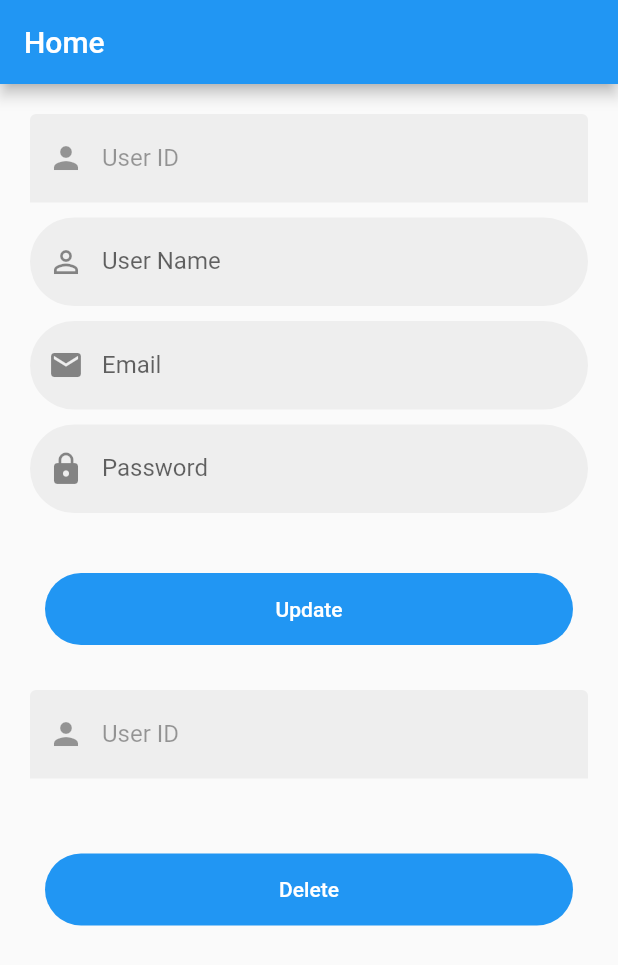
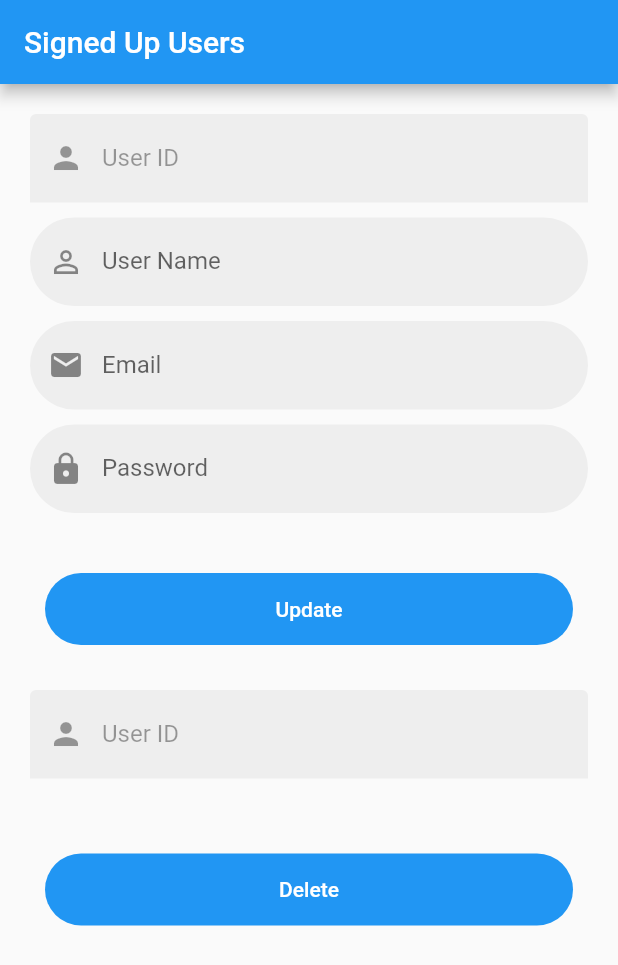
Before and after one commit to MughalAwais/rescue_project, a Flutter app: the HomeForm screen opened directly, on a phone screen of 412 x 824 dp. Shown: the top 965 px of the screen. Run offline on Flutter 3.47's test engine with Material 2 defaults, Android fonts, the light colour scheme and no system bars; our stand-ins replace shared_preferences, sqflite, toast; accounts and stored records are empty.

Commit message:
home updated

```diff
--- a/lib/Screens/HomeForm.dart
+++ b/lib/Screens/HomeForm.dart
@@ -108,7 +108,7 @@ class _HomeFormState extends State<HomeForm> {
   Widget build(BuildContext context) {
     return Scaffold(
       appBar: AppBar(
-        title: Text('Home'),
+        title: Text('Signed Up Users'),
       ),
       body: Form(
         key: _formKey,
```
Also changed, not shown: lib/Com/comHelper.dart (line endings or trailing spaces).
